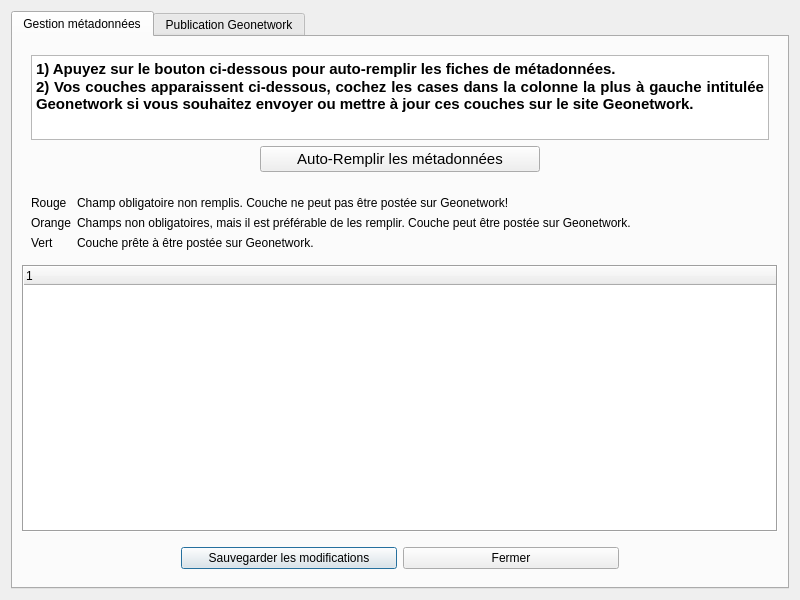
This is meta_gam/Meta_GAM_dialog_base.ui in camptocamp/MetaGAM as Qt 5 draws it before an edit. The edited form follows.
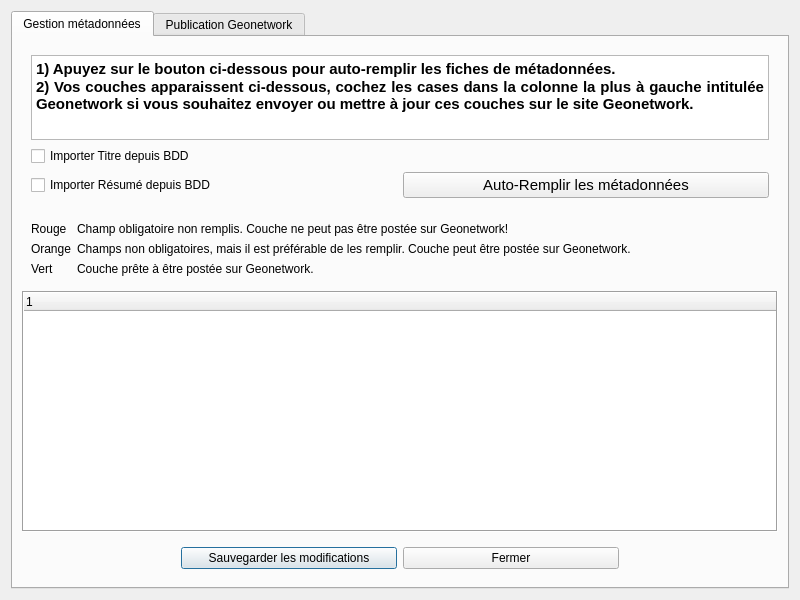
This is the edited form. Custom widgets are drawn as their Qt base class.

Commit message: add checkboxes to opt-in for import of title and abstract

Patch:
```diff
--- a/meta_gam/Meta_GAM_dialog_base.ui
+++ b/meta_gam/Meta_GAM_dialog_base.ui
@@ -289,7 +289,23 @@
             </property>
            </widget>
           </item>
-          <item alignment="Qt::AlignHCenter">
+          <item>
+           <layout class="QGridLayout" name="gridLayout_8">
+            <item row="0" column="0">
+             <widget class="QCheckBox" name="chImportTitle">
+              <property name="text">
+               <string>Importer Titre depuis BDD</string>
+              </property>
+             </widget>
+            </item>
+            <item row="1" column="0">
+             <widget class="QCheckBox" name="chImportAbstract">
+              <property name="text">
+               <string>Importer Résumé depuis BDD</string>
+              </property>
+             </widget>
+            </item>
+            <item row="1" column="1">
            <widget class="QPushButton" name="pbAutoMeta">
             <property name="enabled">
              <bool>true</bool>
@@ -336,6 +352,8 @@
              <bool>false</bool>
             </property>
            </widget>
+            </item>
+           </layout>
           </item>
          </layout>
         </widget>
```
Lines whose indentation alone changed are shown as unchanged. The commit also changes 1 other file.
